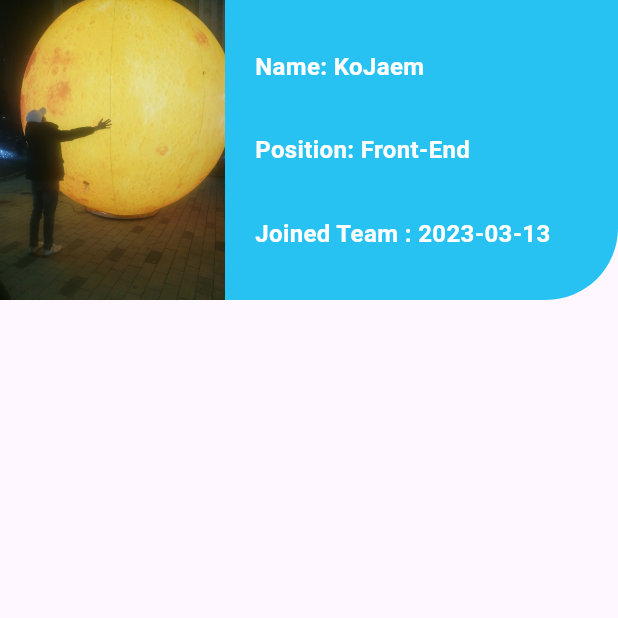
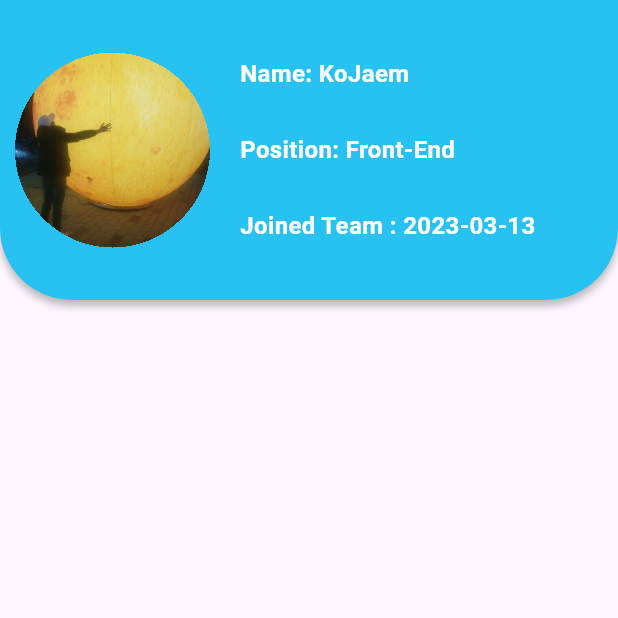
Before and after one commit to Rookeys/Calendar-App, a Flutter app: the MyPage screen opened by its route, on a phone screen of 412 x 824 dp, the top half of it. Run offline on Flutter 3.47's test engine with Material 2 defaults, Android fonts, the phone set to English and light mode, and no system bars; our stand-ins replace go_router.

Commit message:
style : myPage Profile UI 구현 완료 #5

```diff
--- a/lib/myPage.dart
+++ b/lib/myPage.dart
@@ -12,28 +12,37 @@ class MyPage extends StatelessWidget {
           child: Column(
             children: [
               Container(
-              decoration: const BoxDecoration(
+                decoration: BoxDecoration(
                     color: CustomColor.skyBlue,
-                borderRadius: BorderRadius.only(
+                    borderRadius: const BorderRadius.only(
                       bottomLeft: Radius.circular(48),
                       bottomRight: Radius.circular(48),
                     ),
-              ),
+                    boxShadow: [
+                      BoxShadow(
+                        blurRadius: 4, // 그림자가 얼마나 드리울지 정함
+                        offset: const Offset(0, 4), // 그림자의 위치
+                        color: CustomColor.darkGray.withOpacity(0.5),
+                      )
+                    ]),
+                padding: const EdgeInsets.all(10),
                 height: 200,
-              child: const Row(
+                child: Row(
                   children: [
                     ClipRRect(
                       clipBehavior: Clip.hardEdge,
-                    // Todo 이미지 사이즈 조정
-                    // borderRadius: BorderRadius.circular(48),
-                    child: Image(
+                      borderRadius: BorderRadius.circular(100),
+                      child: const Image(
                         image: AssetImage('assets/example_profile.jpg'),
+                        width: 130,
+                        height: 130,
+                        fit: BoxFit.cover,
                       ),
                     ),
-                  SizedBox(
+                    const SizedBox(
                       width: 20,
                     ),
-                  Column(
+                    const Column(
                       mainAxisAlignment: MainAxisAlignment.spaceEvenly,
                       crossAxisAlignment: CrossAxisAlignment.start,
                       children: [
@@ -65,9 +74,14 @@ class MyPage extends StatelessWidget {
                   ],
                 ),
               ),
+              Container(
+                // color: CustomColor.green,
+                height: 200,
+              )
             ],
           ),
         ),
-    ));
+      ),
+    );
   }
 }
```
Lines whose indentation alone changed are shown as unchanged.
